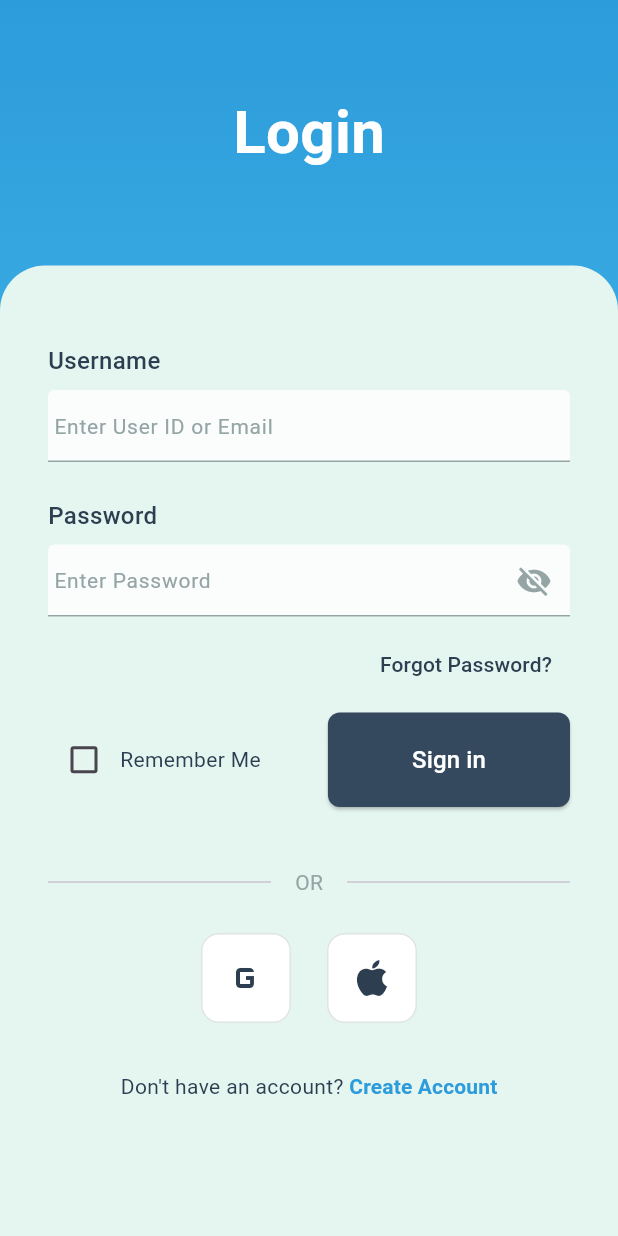
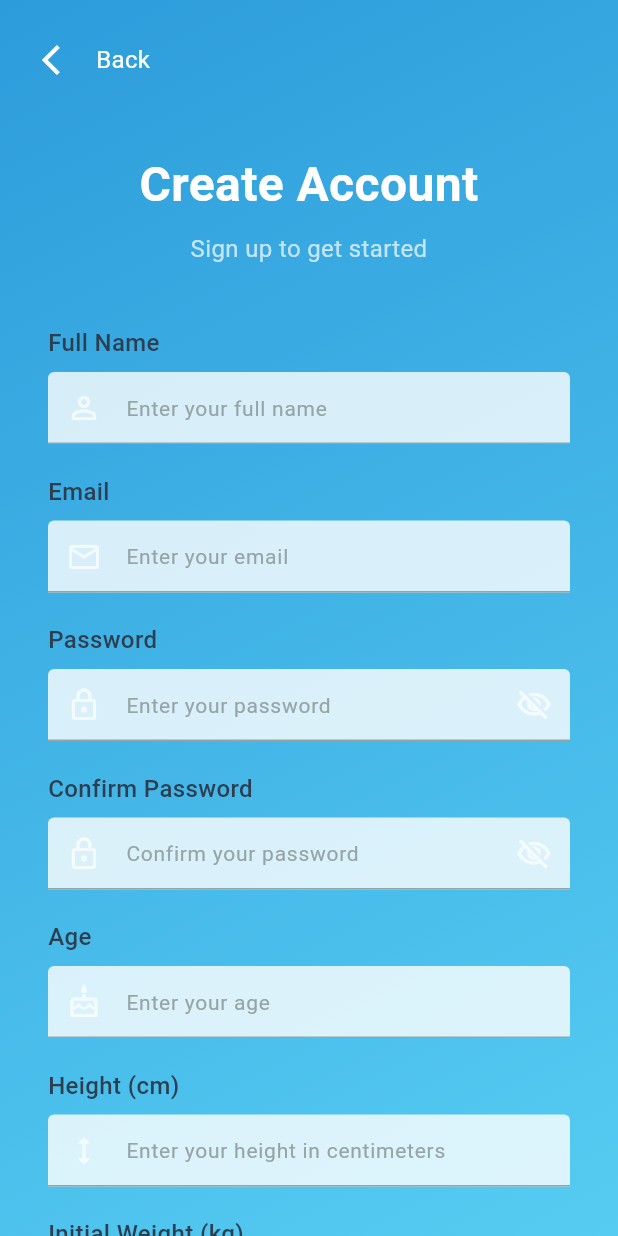
Before and after one commit to TheBarkats/FitManager, a Flutter app: the screen it shows after launch, after a tap on "Create Account", on a phone screen of 412 x 824 dp. Run offline on Flutter 3.47's test engine with Material 3 defaults, Android fonts, the light colour scheme and no system bars.

Commit message:
feat: implementar pantalla de registro completa
- Crear RegisterPage con formulario de 7 campos
- Agregar validaciones completas (email, password, edad, altura, peso)
- Implementar modelo Usuario con toJson/fromJson
- Actualizar CustomTextField con soporte para prefixIcon
- Conectar login con registro mediante navegación
- Consolidar documentación en README principal
- Eliminar READMEs redundantes de módulos
- Actualizar README con arquitectura y roadmap completo

```diff
--- a/lib/features/auth/presentation/pages/login_page.dart
+++ b/lib/features/auth/presentation/pages/login_page.dart
@@ -2,6 +2,7 @@ import 'package:flutter/material.dart';
 import '../../../../core/theme/app_colors.dart';
 import '../widgets/custom_text_field.dart';
 import '../widgets/social_login_button.dart';
+import 'register_page.dart';
 
 class LoginPage extends StatefulWidget {
   const LoginPage({Key? key}) : super(key: key);
@@ -49,12 +50,10 @@ class _LoginPageState extends State<LoginPage> {
   }
 
   void _handleCreateAccount() {
-    // TODO: Navegar a la pantalla de registro
-    print('Create account');
-    // Navigator.push(
-    //   context,
-    //   MaterialPageRoute(builder: (context) => RegisterPage()),
-    // );
+    Navigator.push(
+      context,
+      MaterialPageRoute(builder: (context) => const RegisterPage()),
+    );
   }
 
   @override
--- /dev/null
+++ b/lib/features/auth/presentation/pages/register_page.dart
@@ -0,0 +1,349 @@
+import 'package:flutter/material.dart';
+import '../../../../core/theme/app_colors.dart';
+import '../widgets/custom_text_field.dart';
+
+class RegisterPage extends StatefulWidget {
+  const RegisterPage({super.key});
+
+  @override
+  State<RegisterPage> createState() => _RegisterPageState();
+}
+
+class _RegisterPageState extends State<RegisterPage> {
+  final _formKey = GlobalKey<FormState>();
+  final _nameController = TextEditingController();
+  final _emailController = TextEditingController();
+  final _passwordController = TextEditingController();
+  final _confirmPasswordController = TextEditingController();
+  final _ageController = TextEditingController();
+  final _heightController = TextEditingController();
+  final _weightController = TextEditingController();
+
+  bool _obscurePassword = true;
+  bool _obscureConfirmPassword = true;
+
+  @override
+  void dispose() {
+    _nameController.dispose();
+    _emailController.dispose();
+    _passwordController.dispose();
+    _confirmPasswordController.dispose();
+    _ageController.dispose();
+    _heightController.dispose();
+    _weightController.dispose();
+    super.dispose();
+  }
+
+  void _handleRegister() {
+    if (_formKey.currentState!.validate()) {
+      // TODO: Implementar lógica de registro con el backend
+      print('Registering user...');
+      print('Name: ${_nameController.text}');
+      print('Email: ${_emailController.text}');
+      print('Age: ${_ageController.text}');
+      print('Height: ${_heightController.text}');
+      print('Weight: ${_weightController.text}');
+    }
+  }
+
+  @override
+  Widget build(BuildContext context) {
+    return Scaffold(
+      body: Container(
+        decoration: BoxDecoration(
+          gradient: LinearGradient(
+            begin: Alignment.topLeft,
+            end: Alignment.bottomRight,
+            colors: [
+              AppColors.gradientStart,
+              AppColors.gradientEnd,
+            ],
+          ),
+        ),
+        child: SafeArea(
+          child: Column(
+            children: [
+              // App Bar
+              Padding(
+                padding: const EdgeInsets.all(16.0),
+                child: Row(
+                  children: [
+                    IconButton(
+                      onPressed: () => Navigator.pop(context),
+                      icon: const Icon(
+                        Icons.arrow_back_ios,
+                        color: Colors.white,
+                      ),
+                    ),
+                    const Text(
+                      'Back',
+                      style: TextStyle(
+                        color: Colors.white,
+                        fontSize: 16,
+                      ),
+                    ),
+                  ],
+                ),
+              ),
+
+              // Scrollable Content
+              Expanded(
+                child: SingleChildScrollView(
+                  padding: const EdgeInsets.symmetric(horizontal: 32.0),
+                  child: Form(
+                    key: _formKey,
+                    child: Column(
+                      crossAxisAlignment: CrossAxisAlignment.stretch,
+                      children: [
+                        const SizedBox(height: 20),
+
+                        // Title
+                        const Text(
+                          'Create Account',
+                          style: TextStyle(
+                            fontSize: 32,
+                            fontWeight: FontWeight.bold,
+                            color: Colors.white,
+                          ),
+                          textAlign: TextAlign.center,
+                        ),
+                        const SizedBox(height: 8),
+                        const Text(
+                          'Sign up to get started',
+                          style: TextStyle(
+                            fontSize: 16,
+                            color: Colors.white70,
+                          ),
+                          textAlign: TextAlign.center,
+                        ),
+                        const SizedBox(height: 40),
+
+                        // Full Name Field
+                        CustomTextField(
+                          controller: _nameController,
+                          label: 'Full Name',
+                          hint: 'Enter your full name',
+                          prefixIcon: Icons.person_outline,
+                          validator: (value) {
+                            if (value == null || value.isEmpty) {
+                              return 'Please enter your name';
+                            }
+                            if (value.length < 3) {
+                              return 'Name must be at least 3 characters';
+                            }
+                            return null;
+                          },
+                        ),
+                        const SizedBox(height: 20),
+
+                        // Email Field
+                        CustomTextField(
+                          controller: _emailController,
+                          label: 'Email',
+                          hint: 'Enter your email',
+                          prefixIcon: Icons.email_outlined,
+                          keyboardType: TextInputType.emailAddress,
+                          validator: (value) {
+                            if (value == null || value.isEmpty) {
+                              return 'Please enter your email';
+                            }
+                            if (!value.contains('@') || !value.contains('.')) {
+                              return 'Please enter a valid email';
+                            }
+                            return null;
+                          },
+                        ),
+                        const SizedBox(height: 20),
+
+                        // Password Field
+                        CustomTextField(
+                          controller: _passwordController,
+                          label: 'Password',
+                          hint: 'Enter your password',
+                          prefixIcon: Icons.lock_outline,
+                          obscureText: _obscurePassword,
+                          suffixIcon: IconButton(
+                            icon: Icon(
+                              _obscurePassword
+                                  ? Icons.visibility_off_outlined
+                                  : Icons.visibility_outlined,
+                              color: Colors.white70,
+                            ),
+                            onPressed: () {
+                              setState(() {
+                                _obscurePassword = !_obscurePassword;
+                              });
+                            },
+                          ),
+                          validator: (value) {
+                            if (value == null || value.isEmpty) {
+                              return 'Please enter a password';
+                            }
+                            if (value.length < 6) {
+                              return 'Password must be at least 6 characters';
+                            }
+                            return null;
+                          },
+                        ),
+                        const SizedBox(height: 20),
+
+                        // Confirm Password Field
+                        CustomTextField(
+                          controller: _confirmPasswordController,
+                          label: 'Confirm Password',
+                          hint: 'Confirm your password',
+                          prefixIcon: Icons.lock_outline,
+                          obscureText: _obscureConfirmPassword,
+                          suffixIcon: IconButton(
+                            icon: Icon(
+                              _obscureConfirmPassword
+                                  ? Icons.visibility_off_outlined
+                                  : Icons.visibility_outlined,
+                              color: Colors.white70,
+                            ),
+                            onPressed: () {
+                              setState(() {
+                                _obscureConfirmPassword = !_obscureConfirmPassword;
+                              });
+                            },
+                          ),
+                          validator: (value) {
+                            if (value == null || value.isEmpty) {
+                              return 'Please confirm your password';
+                            }
+                            if (value != _passwordController.text) {
+                              return 'Passwords do not match';
+                            }
+                            return null;
+                          },
+                        ),
+                        const SizedBox(height: 20),
+
+                        // Age Field
+                        CustomTextField(
+                          controller: _ageController,
+                          label: 'Age',
+                          hint: 'Enter your age',
+                          prefixIcon: Icons.cake_outlined,
+                          keyboardType: TextInputType.number,
+                          validator: (value) {
+                            if (value == null || value.isEmpty) {
+                              return 'Please enter your age';
+                            }
+                            final age = int.tryParse(value);
+                            if (age == null) {
+                              return 'Please enter a valid number';
+                            }
+                            if (age < 13 || age > 120) {
+                              return 'Please enter a valid age';
+                            }
+                            return null;
+                          },
+                        ),
+                        const SizedBox(height: 20),
+
+                        // Height Field (in cm)
+                        CustomTextField(
+                          controller: _heightController,
+                          label: 'Height (cm)',
+                          hint: 'Enter your height in centimeters',
+                          prefixIcon: Icons.height,
+                          keyboardType: TextInputType.numberWithOptions(decimal: true),
+                          validator: (value) {
+                            if (value == null || value.isEmpty) {
+                              return 'Please enter your height';
+                            }
+                            final height = double.tryParse(value);
+                            if (height == null) {
+                              return 'Please enter a valid number';
+                            }
+                            if (height < 50 || height > 300) {
+                              return 'Please enter a valid height';
+                            }
+                            return null;
+                          },
+                        ),
+                        const SizedBox(height: 20),
+
+                        // Initial Weight Field (in kg)
+                        CustomTextField(
+                          controller: _weightController,
+                          label: 'Initial Weight (kg)',
+                          hint: 'Enter your current weight',
+                          prefixIcon: Icons.monitor_weight_outlined,
+                          keyboardType: TextInputType.numberWithOptions(decimal: true),
+                          validator: (value) {
+                            if (value == null || value.isEmpty) {
+                              return 'Please enter your weight';
+                            }
+                            final weight = double.tryParse(value);
+                            if (weight == null) {
+                              return 'Please enter a valid number';
+                            }
+                            if (weight < 20 || weight > 500) {
+                              return 'Please enter a valid weight';
+                            }
+                            return null;
+                          },
+                        ),
+                        const SizedBox(height: 32),
+
+                        // Register Button
+                        ElevatedButton(
+                          onPressed: _handleRegister,
+                          style: ElevatedButton.styleFrom(
+                            backgroundColor: Colors.white,
+                            foregroundColor: AppColors.primary,
+                            padding: const EdgeInsets.symmetric(vertical: 16),
+                            shape: RoundedRectangleBorder(
+                              borderRadius: BorderRadius.circular(12),
+                            ),
+                          ),
+                          child: const Text(
+                            'Create Account',
+                            style: TextStyle(
+                              fontSize: 16,
+                              fontWeight: FontWeight.bold,
+                            ),
+                          ),
+                        ),
+                        const SizedBox(height: 24),
+
+                        // Already have account
+                        Row(
+                          mainAxisAlignment: MainAxisAlignment.center,
+                          children: [
+                            const Text(
+                              'Already have an account? ',
+                              style: TextStyle(
+                                color: Colors.white70,
+                                fontSize: 14,
+                              ),
+                            ),
+                            GestureDetector(
+                              onTap: () => Navigator.pop(context),
+                              child: const Text(
+                                'Sign In',
+                                style: TextStyle(
+                                  color: Colors.white,
+                                  fontSize: 14,
+                                  fontWeight: FontWeight.bold,
+                                  decoration: TextDecoration.underline,
+                                ),
+                              ),
+                            ),
+                          ],
+                        ),
+                        const SizedBox(height: 32),
+                      ],
+                    ),
+                  ),
+                ),
+              ),
+            ],
+          ),
+        ),
+      ),
+    );
+  }
+}
--- a/lib/features/auth/presentation/widgets/custom_text_field.dart
+++ b/lib/features/auth/presentation/widgets/custom_text_field.dart
@@ -9,6 +9,7 @@ class CustomTextField extends StatelessWidget {
   final String? Function(String?)? validator;
   final TextInputType? keyboardType;
   final Widget? suffixIcon;
+  final IconData? prefixIcon;
 
   const CustomTextField({
     Key? key,
@@ -19,6 +20,7 @@ class CustomTextField extends StatelessWidget {
     this.validator,
     this.keyboardType,
     this.suffixIcon,
+    this.prefixIcon,
   }) : super(key: key);
 
   @override
@@ -43,8 +45,14 @@ class CustomTextField extends StatelessWidget {
           style: TextStyle(color: AppColors.textPrimary),
           decoration: InputDecoration(
             hintText: hint,
+            prefixIcon: prefixIcon != null
+                ? Icon(
+                    prefixIcon,
+                    color: Colors.white70,
+                  )
+                : null,
             suffixIcon: suffixIcon,
-            contentPadding: EdgeInsets.symmetric(vertical: 12, horizontal: 0),
+            contentPadding: EdgeInsets.symmetric(vertical: 12, horizontal: prefixIcon != null ? 16 : 0),
           ),
         ),
       ],
```
Also changed, not shown: lib/shared/models/usuario.dart (added, +80 -0 lines), 6 other files.
